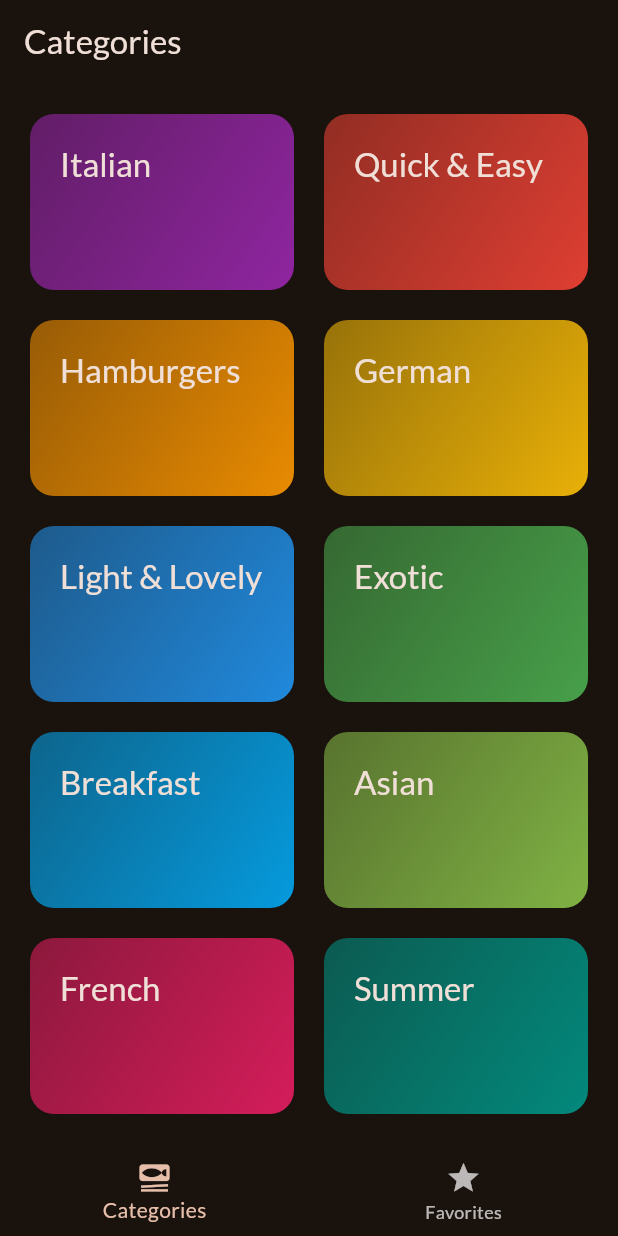
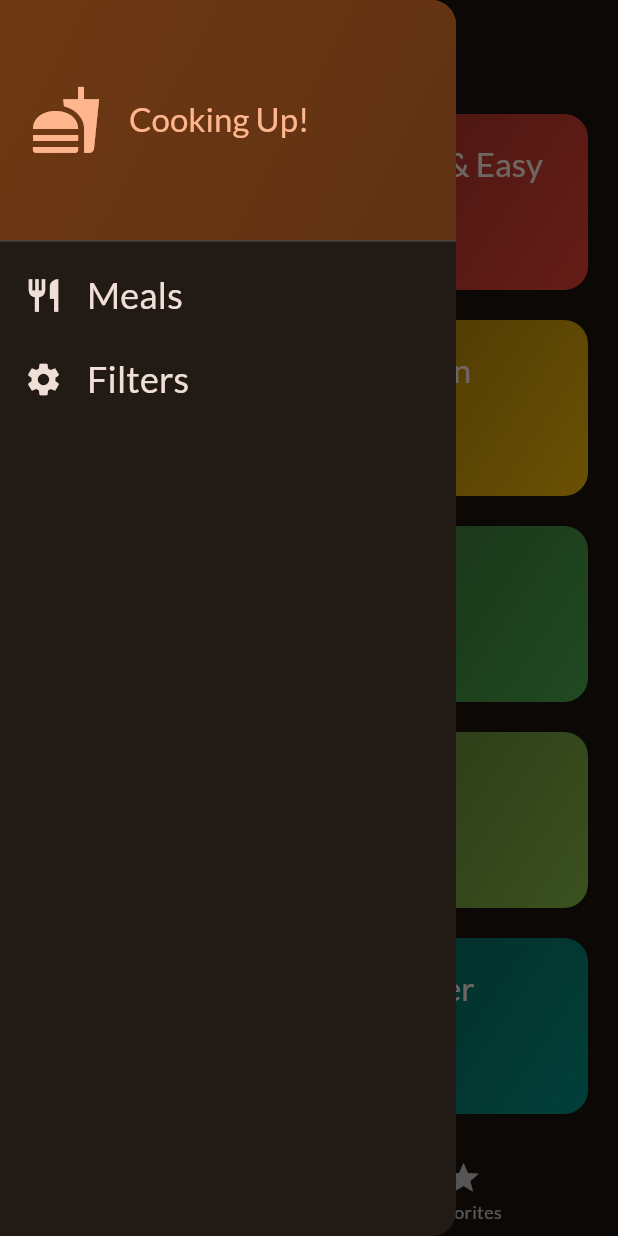
Before and after one commit to dainavipurav/002_flutter_udemy_meals_app, a Flutter app: the screen it shows after launch, with the side drawer open (before the commit the screen has no drawer), on a phone screen of 412 x 824 dp. Run offline on Flutter 3.47's test engine with Material 3 defaults, Android fonts, the light colour scheme and no system bars; our stand-ins replace google_fonts, transparent_image.

Commit message:
Drawer added

```diff
--- a/lib/screens/tabs_screen.dart
+++ b/lib/screens/tabs_screen.dart
@@ -1,6 +1,7 @@
 import 'package:flutter/material.dart';
 import 'package:udemy_005_meals_app/screens/categories_screen.dart';
 import 'package:udemy_005_meals_app/screens/meals_screen.dart';
+import 'package:udemy_005_meals_app/widgets/main_drawer.dart';
 
 import '../models/meal.dart';
 
@@ -66,6 +67,7 @@
         title: Text(activePageTitle),
       ),
       body: activePage,
+      drawer: MainDrawer(),
       bottomNavigationBar: BottomNavigationBar(
         onTap: _selectPage,
         currentIndex: _selectedPageIndex,
--- /dev/null
+++ b/lib/widgets/main_drawer.dart
@@ -0,0 +1,77 @@
+import 'package:flutter/material.dart';
+
+class MainDrawer extends StatelessWidget {
+  const MainDrawer({super.key});
+
+  @override
+  Widget build(BuildContext context) {
+    return Drawer(
+      child: Column(
+        children: [
+          DrawerHeader(
+            padding: const EdgeInsets.all(20),
+            decoration: BoxDecoration(
+              gradient: LinearGradient(
+                colors: [
+                  Theme.of(context).colorScheme.primaryContainer,
+                  Theme.of(context)
+                      .colorScheme
+                      .primaryContainer
+                      .withOpacity(0.8),
+                ],
+                begin: Alignment.topLeft,
+                end: Alignment.bottomRight,
+              ),
+            ),
+            child: Row(
+              children: [
+                Icon(
+                  Icons.fastfood,
+                  size: 48,
+                  color: Theme.of(context).colorScheme.primary,
+                ),
+                const SizedBox(width: 18),
+                Text(
+                  'Cooking Up!',
+                  style: Theme.of(context).textTheme.titleLarge!.copyWith(
+                        color: Theme.of(context).colorScheme.primary,
+                      ),
+                ),
+              ],
+            ),
+          ),
+          ListTile(
+            leading: Icon(
+              Icons.restaurant,
+              size: 26,
+              color: Theme.of(context).colorScheme.onBackground,
+            ),
+            title: Text(
+              'Meals',
+              style: Theme.of(context).textTheme.titleSmall!.copyWith(
+                    color: Theme.of(context).colorScheme.onBackground,
+                    fontSize: 24,
+                  ),
+            ),
+            onTap: () {},
+          ),
+          ListTile(
+            leading: Icon(
+              Icons.settings,
+              size: 26,
+              color: Theme.of(context).colorScheme.onBackground,
+            ),
+            title: Text(
+              'Filters',
+              style: Theme.of(context).textTheme.titleSmall!.copyWith(
+                    color: Theme.of(context).colorScheme.onBackground,
+                    fontSize: 24,
+                  ),
+            ),
+            onTap: () {},
+          ),
+        ],
+      ),
+    );
+  }
+}
```
